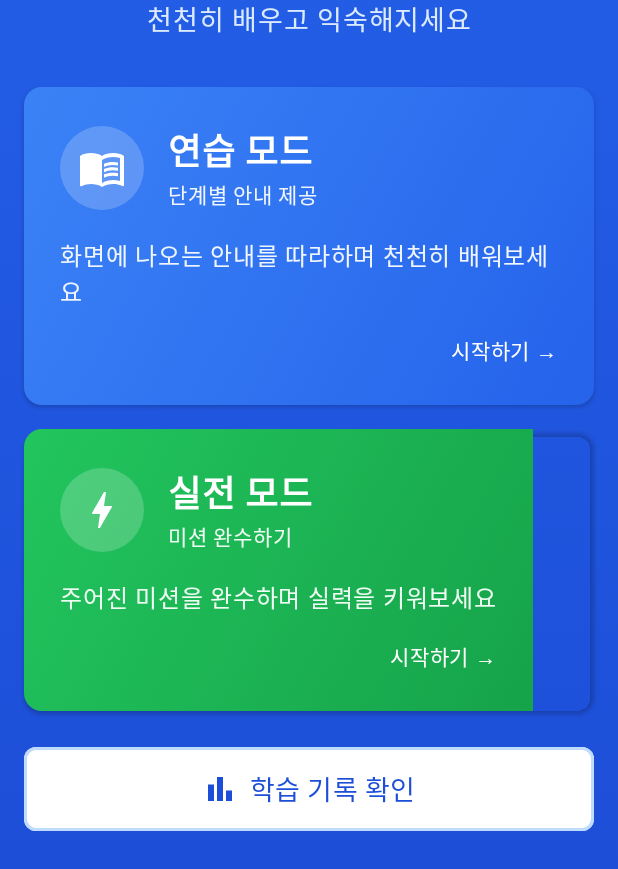
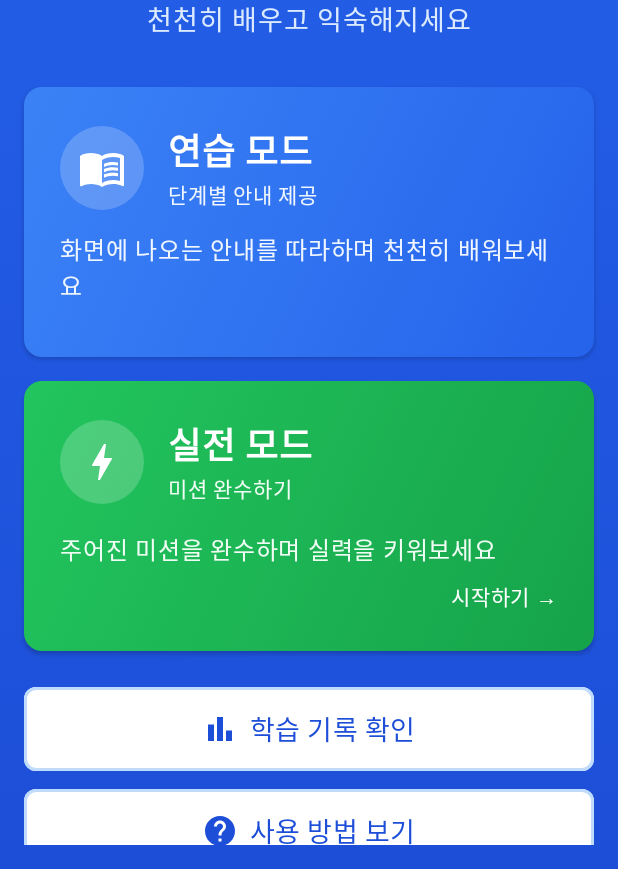
Before and after one commit to Bigben2002/KioskApp, an Android app built with Jetpack Compose: the screen it shows after launch (MainActivity), on a phone screen of 412 x 824 dp, the part 367-1236 px from its top. Run offline under Robolectric (Android 15) with nearby library versions, the phone set to English and light mode, and no system bars.

Commit message:
실전 모드 버튼 크기 변경

```diff
--- a/Kiosk/app/src/main/java/com/example/kiosk/ui/screens/main/MainMenuScreen.kt
+++ b/Kiosk/app/src/main/java/com/example/kiosk/ui/screens/main/MainMenuScreen.kt
@@ -1,9 +1,20 @@
 package com.example.kiosk.ui.screens.main
 
 import androidx.compose.foundation.background
-import androidx.compose.foundation.layout.*
+import androidx.compose.foundation.layout.Arrangement
+import androidx.compose.foundation.layout.Box
+import androidx.compose.foundation.layout.Column
+import androidx.compose.foundation.layout.Row
+import androidx.compose.foundation.layout.Spacer
+import androidx.compose.foundation.layout.fillMaxSize
+import androidx.compose.foundation.layout.fillMaxWidth
+import androidx.compose.foundation.layout.height
+import androidx.compose.foundation.layout.padding
+import androidx.compose.foundation.layout.size
+import androidx.compose.foundation.layout.width
 import androidx.compose.foundation.rememberScrollState
 import androidx.compose.foundation.shape.CircleShape
+import androidx.compose.foundation.shape.RoundedCornerShape
 import androidx.compose.foundation.verticalScroll
 import androidx.compose.material.icons.Icons
 import androidx.compose.material.icons.automirrored.filled.Help
@@ -11,7 +22,15 @@ import androidx.compose.material.icons.filled.BarChart
 import androidx.compose.material.icons.filled.Bolt
 import androidx.compose.material.icons.filled.Menu
 import androidx.compose.material.icons.filled.MenuBook
-import androidx.compose.material3.*
+import androidx.compose.material3.ButtonDefaults
+import androidx.compose.material3.ExperimentalMaterial3Api
+import androidx.compose.material3.Icon
+import androidx.compose.material3.IconButton
+import androidx.compose.material3.OutlinedButton
+import androidx.compose.material3.Surface
+import androidx.compose.material3.Text
+import androidx.compose.material3.TopAppBar
+import androidx.compose.material3.TopAppBarDefaults
 import androidx.compose.runtime.Composable
 import androidx.compose.ui.Alignment
 import androidx.compose.ui.Modifier
@@ -19,11 +38,12 @@ import androidx.compose.ui.graphics.Brush
 import androidx.compose.ui.graphics.Color
 import androidx.compose.ui.graphics.vector.ImageVector
 import androidx.compose.ui.text.font.FontWeight
+import androidx.compose.ui.text.style.TextAlign
+import androidx.compose.ui.tooling.preview.Preview
 import androidx.compose.ui.unit.dp
 import androidx.compose.ui.unit.sp
 import com.example.kiosk.ui.components.KioskCard
-import androidx.compose.foundation.shape.RoundedCornerShape
-import androidx.compose.ui.tooling.preview.Preview
+import com.example.kiosk.ui.theme.KioskTheme
 
 @OptIn(ExperimentalMaterial3Api::class)
 @Composable
@@ -36,8 +56,9 @@ fun MainMenuScreen(
     Column(
         modifier = Modifier
             .fillMaxSize()
-            .background(Brush.verticalGradient(listOf(Color(0xFF2563EB), Color(0xFF1D4ED8)))) // blue-600 to blue-700
+            .background(Brush.verticalGradient(listOf(Color(0xFF2563EB), Color(0xFF1D4ED8))))
     ) {
+        // 상단바
         TopAppBar(
             title = {
                 Row(verticalAlignment = Alignment.CenterVertically) {
@@ -54,50 +75,79 @@ fun MainMenuScreen(
                     Icon(Icons.AutoMirrored.Filled.Help, contentDescription = "도움말", tint = Color.White)
                 }
             },
-            colors = TopAppBarDefaults.topAppBarColors(containerColor = Color(0xFF1E40AF)) // blue-800
+            colors = TopAppBarDefaults.topAppBarColors(containerColor = Color(0xFF1E40AF))
         )
 
+        // 메인 컨텐츠
         Column(
             modifier = Modifier
                 .fillMaxSize()
-                .padding(16.dp)
+                .padding(16.dp) // 전체 화면에 16dp 패딩 적용
                 .verticalScroll(rememberScrollState()),
             horizontalAlignment = Alignment.CenterHorizontally
         ) {
             Spacer(modifier = Modifier.height(32.dp))
-            Surface(shape = CircleShape, color = Color.White, modifier = Modifier.size(80.dp), shadowElevation = 4.dp) {
-                Box(contentAlignment = Alignment.Center) { Text("📱", fontSize = 40.sp) }
+            // 스마트폰 아이콘
+            Surface(
+                shape = CircleShape,
+                color = Color.White,
+                modifier = Modifier.size(80.dp),
+                shadowElevation = 4.dp
+            ) {
+                Box(contentAlignment = Alignment.Center) {
+                    Text("📱", fontSize = 40.sp)
+                }
             }
             Spacer(modifier = Modifier.height(16.dp))
             Text("키오스크 연습하기", fontSize = 24.sp, color = Color.White, fontWeight = FontWeight.Bold)
-            Text("천천히 배우고 익숙해지세요", fontSize = 18.sp, color = Color(0xFFDBEAFE)) // blue-100
+            Text("천천히 배우고 익숙해지세요", fontSize = 18.sp, color = Color(0xFFDBEAFE))
+
             Spacer(modifier = Modifier.height(32.dp))
 
+            // === [수정됨] 연습 모드 카드 ===
+            // modifier를 통해 높이(180dp)와 가로 채우기(fillMaxWidth)를 명시적으로 지정
             MenuCard(
                 title = "연습 모드",
                 desc = "단계별 안내 제공",
                 longDesc = "화면에 나오는 안내를 따라하며 천천히 배워보세요",
                 icon = Icons.Default.MenuBook,
-                gradientColors = listOf(Color(0xFF3B82F6), Color(0xFF2563EB)), // blue-500 to blue-600
-                textColor = Color(0xFFEFF6FF), // blue-50
+                gradientColors = listOf(Color(0xFF3B82F6), Color(0xFF2563EB)),
+                textColor = Color(0xFFEFF6FF),
+                modifier = Modifier
+                    .fillMaxWidth()
+                    .height(180.dp), // 높이 고정
                 onClick = onNavigateToPractice
             )
+
             Spacer(modifier = Modifier.height(16.dp))
+
+            // === [수정됨] 실전 모드 카드 ===
+            // 연습 모드와 완전히 동일한 modifier 적용
             MenuCard(
                 title = "실전 모드",
                 desc = "미션 완수하기",
                 longDesc = "주어진 미션을 완수하며 실력을 키워보세요",
                 icon = Icons.Default.Bolt,
-                gradientColors = listOf(Color(0xFF22C55E), Color(0xFF16A34A)), // green-500 to green-600
-                textColor = Color(0xFFF0FDF4), // green-50
+                gradientColors = listOf(Color(0xFF22C55E), Color(0xFF16A34A)),
+                textColor = Color(0xFFF0FDF4),
+                modifier = Modifier
+                    .fillMaxWidth()
+                    .height(180.dp), // 높이 고정
                 onClick = onNavigateToReal
             )
+
             Spacer(modifier = Modifier.height(24.dp))
 
+            // 하단 버튼들
             OutlinedButton(
                 onClick = onOpenHistory,
-                modifier = Modifier.fillMaxWidth().height(56.dp),
-                colors = ButtonDefaults.outlinedButtonColors(containerColor = Color.White, contentColor = Color(0xFF1D4ED8)),
+                modifier = Modifier
+                    .fillMaxWidth()
+                    .height(56.dp),
+                colors = ButtonDefaults.outlinedButtonColors(
+                    containerColor = Color.White,
+                    contentColor = Color(0xFF1D4ED8)
+                ),
                 border = androidx.compose.foundation.BorderStroke(2.dp, Color(0xFFBFDBFE)),
                 shape = RoundedCornerShape(8.dp)
             ) {
@@ -108,8 +158,13 @@ fun MainMenuScreen(
             Spacer(modifier = Modifier.height(12.dp))
             OutlinedButton(
                 onClick = onOpenHelp,
-                modifier = Modifier.fillMaxWidth().height(56.dp),
-                colors = ButtonDefaults.outlinedButtonColors(containerColor = Color.White, contentColor = Color(0xFF1D4ED8)),
+                modifier = Modifier
+                    .fillMaxWidth()
+                    .height(56.dp),
+                colors = ButtonDefaults.outlinedButtonColors(
+                    containerColor = Color.White,
+                    contentColor = Color(0xFF1D4ED8)
+                ),
                 border = androidx.compose.foundation.BorderStroke(2.dp, Color(0xFFBFDBFE)),
                 shape = RoundedCornerShape(8.dp)
             ) {
@@ -117,20 +172,47 @@ fun MainMenuScreen(
                 Spacer(modifier = Modifier.width(8.dp))
                 Text("사용 방법 보기", fontSize = 18.sp)
             }
-
             Spacer(modifier = Modifier.height(32.dp))
-            Text("실제 결제가 진행되지 않는\n안전한 연습 환경입니다", textAlign = androidx.compose.ui.text.style.TextAlign.Center, color = Color(0xFFDBEAFE), fontSize = 14.sp)
         }
     }
 }
 
+// === [수정됨] MenuCard 컴포넌트 정의 ===
+// 전달받은 modifier를 KioskCard에 그대로 적용하도록 수정되었습니다.
 @Composable
-fun MenuCard(title: String, desc: String, longDesc: String, icon: ImageVector, gradientColors: List<Color>, textColor: Color, onClick: () -> Unit) {
-    KioskCard(onClick = onClick, modifier = Modifier.fillMaxWidth(), backgroundColor = Color.Transparent, borderColor = Color.Transparent) {
-        Column(modifier = Modifier.background(Brush.linearGradient(gradientColors)).padding(24.dp)) {
-            Row(verticalAlignment = Alignment.CenterVertically, modifier = Modifier.padding(bottom = 16.dp)) {
-                Surface(shape = CircleShape, color = Color.White.copy(alpha = 0.2f), modifier = Modifier.size(56.dp)) {
-                    Box(contentAlignment = Alignment.Center) { Icon(icon, contentDescription = null, tint = Color.White, modifier = Modifier.size(32.dp)) }
+fun MenuCard(
+    title: String,
+    desc: String,
+    longDesc: String,
+    icon: ImageVector,
+    gradientColors: List<Color>,
+    textColor: Color,
+    modifier: Modifier = Modifier, // 기본값
+    onClick: () -> Unit
+) {
+    KioskCard(
+        onClick = onClick,
+        modifier = modifier, // 👈 전달받은 modifier를 그대로 사용 (fillMaxWidth 강제 제거)
+        backgroundColor = Color.Transparent,
+        borderColor = Color.Transparent
+    ) {
+        // 내부 컨텐츠 영역 (높이가 늘어나면 이 부분도 같이 늘어나도록 weight 사용 가능하지만, 현재는 패딩으로 처리)
+        Column(
+            modifier = Modifier
+                .fillMaxSize() // 카드가 커지면 내부 배경도 가득 채움
+                .background(Brush.linearGradient(gradientColors))
+                .padding(24.dp),
+            verticalArrangement = Arrangement.SpaceBetween // 상하 내용 분산 배치
+        ) {
+            Row(verticalAlignment = Alignment.CenterVertically) {
+                Surface(
+                    shape = CircleShape,
+                    color = Color.White.copy(alpha = 0.2f),
+                    modifier = Modifier.size(56.dp)
+                ) {
+                    Box(contentAlignment = Alignment.Center) {
+                        Icon(icon, contentDescription = null, tint = Color.White, modifier = Modifier.size(32.dp))
+                    }
                 }
                 Spacer(modifier = Modifier.width(16.dp))
                 Column {
@@ -138,17 +220,30 @@ fun MenuCard(title: String, desc: String, longDesc: String, icon: ImageVector, g
                     Text(desc, fontSize = 14.sp, color = textColor)
                 }
             }
-            Text(longDesc, color = textColor, modifier = Modifier.padding(bottom = 16.dp))
-            Text("시작하기 →", color = Color.White, fontSize = 14.sp, modifier = Modifier.align(Alignment.End))
+
+            // 설명 텍스트와 시작하기 버튼 사이의 간격 확보
+            Spacer(modifier = Modifier.height(12.dp))
+
+            Column {
+                Text(longDesc, color = textColor, fontSize = 16.sp)
+                Spacer(modifier = Modifier.height(8.dp))
+                Box(modifier = Modifier.fillMaxWidth()) {
+                    Text(
+                        "시작하기 →",
+                        color = Color.White,
+                        fontSize = 14.sp,
+                        modifier = Modifier.align(Alignment.CenterEnd)
+                    )
+                }
+            }
         }
     }
 }
 
-// ✅ 여기에 미리보기 전용 함수를 새로 만듭니다.
 @Preview(showBackground = true)
 @Composable
 fun MainMenuScreenPreview() {
-    // 실제 화면 함수를 호출하면서, 빈 이벤트 핸들러({})를 넣어줍니다.
+    KioskTheme {
         MainMenuScreen(
             onNavigateToPractice = {},
             onNavigateToReal = {},
@@ -156,3 +251,4 @@ fun MainMenuScreenPreview() {
             onOpenHistory = {}
         )
     }
+}
```
Lines whose indentation alone changed are shown as unchanged.
